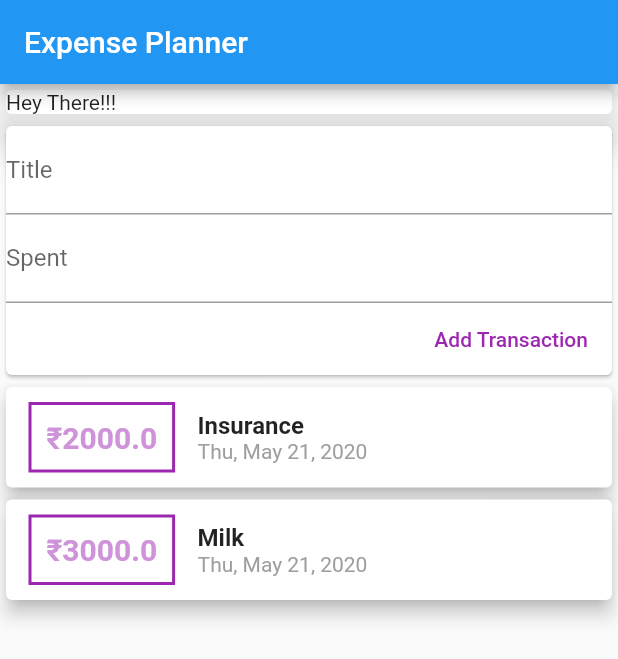
After one commit to devmishrs/expense_planner, a Flutter app: the screen it shows after launch, on a phone screen of 412 x 824 dp. The commit adds this screen. Shown: the top 659 px of the screen. Run offline on Flutter 3.47's test engine with Material 2 defaults, Android fonts, the phone set to English and light mode, and no system bars.

Commit message:
listView done

```diff
--- /dev/null
+++ b/lib/widgets/transaction_add.dart
@@ -0,0 +1,45 @@
+import 'package:flutter/material.dart';
+
+class AddTransaction extends StatelessWidget {
+  final titleController = TextEditingController();
+  final amountController = TextEditingController();
+  final Function add_transaction;
+
+  AddTransaction(this.add_transaction);
+
+  @override
+  Widget build(BuildContext context) {
+    return Card(
+      child: Column(
+        crossAxisAlignment: CrossAxisAlignment.end,
+        children: <Widget>[
+          TextField(
+            decoration: InputDecoration(
+              labelText: "Title",
+            ),
+            controller: titleController,
+          ),
+          TextField(
+            keyboardType: TextInputType.number,
+            decoration: InputDecoration(
+              labelText: 'Spent',
+            ),
+            controller: amountController,
+          ),
+          FlatButton(
+            child: Text(
+              'Add Transaction',
+            ),
+            onPressed: () {
+              add_transaction(
+                titleController.text,
+                double.parse(amountController.text),
+              );
+            },
+            textColor: Colors.purple,
+          ),
+        ],
+      ),
+    );
+  }
+}
--- /dev/null
+++ b/lib/widgets/transaction_card.dart
@@ -0,0 +1,66 @@
+import 'package:expense_planner/models/transactions.dart';
+import 'package:flutter/material.dart';
+import 'package:intl/intl.dart';
+
+class TransactionCard extends StatelessWidget {
+  final List<Transaction> transaction;
+  TransactionCard(this.transaction);
+
+  @override
+  Widget build(BuildContext context) {
+    return Container(
+      height: 450,
+      child: ListView.builder(
+        itemCount: transaction.length,
+        itemBuilder: (context, index) {
+          return Card(
+            elevation: 5,
+            child: Row(
+              children: <Widget>[
+                Container(
+                  margin: EdgeInsets.symmetric(
+                    horizontal: 15,
+                    vertical: 10,
+                  ),
+                  decoration: BoxDecoration(
+                    border: Border.all(
+                      color: Colors.purple,
+                      width: 2,
+                    ),
+                  ),
+                  padding: EdgeInsets.all(10),
+                  child: Text(
+                    '₹${transaction[index].amount}',
+                    style: TextStyle(
+                      color: Colors.purple[200],
+                      fontWeight: FontWeight.bold,
+                      fontSize: 20,
+                    ),
+                  ),
+                ),
+                Column(
+                  crossAxisAlignment: CrossAxisAlignment.start,
+                  children: <Widget>[
+                    Text(
+                      transaction[index].name,
+                      style: TextStyle(
+                        fontSize: 16,
+                        fontWeight: FontWeight.bold,
+                      ),
+                    ),
+                    Text(
+                      DateFormat.yMMMEd().format(transaction[index].date),
+                      style: TextStyle(
+                        color: Colors.grey,
+                      ),
+                    ),
+                  ],
+                ),
+              ],
+            ),
+          );
+        },
+      ),
+    );
+  }
+}
--- /dev/null
+++ b/lib/widgets/transaction_main.dart
@@ -0,0 +1,49 @@
+import 'package:flutter/material.dart';
+import '../models/transactions.dart';
+import './transaction_add.dart';
+import './transaction_card.dart';
+
+class MainTransaction extends StatefulWidget {
+  @override
+  _MainTransactionState createState() => _MainTransactionState();
+}
+
+class _MainTransactionState extends State<MainTransaction> {
+  List<Transaction> _transaction = [
+    Transaction(
+      id: '01',
+      name: 'Insurance',
+      amount: 2000.00,
+      date: DateTime.now(),
+    ),
+    Transaction(
+      id: '02',
+      name: 'Milk',
+      amount: 3000.00,
+      date: DateTime.now(),
+    ),
+  ];
+
+  void _addTransaction(String title, double amount) {
+    final addTx = Transaction(
+      amount: amount,
+      name: title,
+      date: DateTime.now(),
+      id: DateTime.now().toString(),
+    );
+
+    setState(() {
+      _transaction.add(addTx);
+    });
+  }
+
+  @override
+  Widget build(BuildContext context) {
+    return Column(
+      children: <Widget>[
+        AddTransaction(_addTransaction),
+        TransactionCard(_transaction),
+      ],
+    );
+  }
+}
```
Also changed, not shown: lib/main.dart (+2 -92 lines), lib/models/transactions.dart (renamed from lib/transactions.dart), pubspec.lock.
